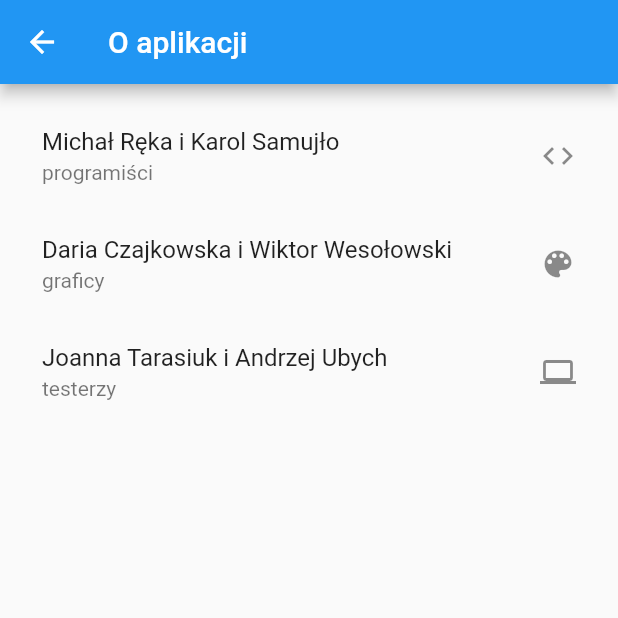
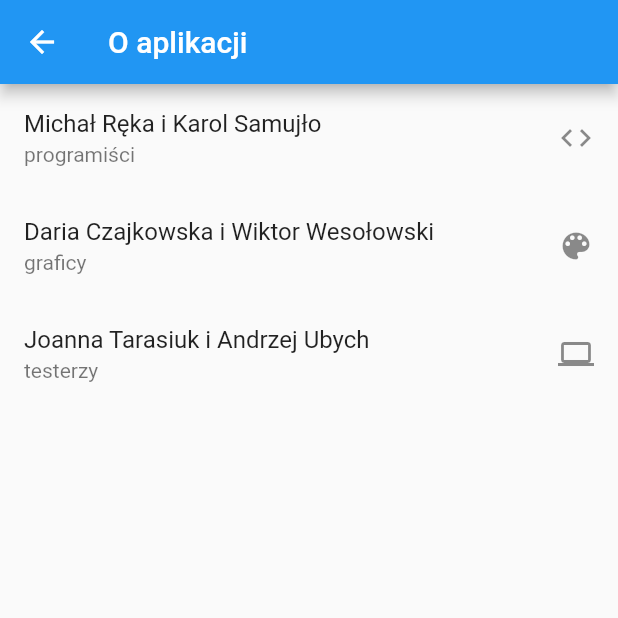
Before and after one commit to octokarol/league, a Flutter app: the screen it shows after launch, item 3 of the bottom bar chosen, after a tap on "O aplikacji", on a phone screen of 412 x 824 dp, the top half of it. Run offline on Flutter 3.47's test engine with Material 2 defaults, Android fonts, the phone set to English and light mode, and no system bars; our stand-ins replace font_awesome_flutter, shared_preferences; network calls fail.

Commit message:
better padding

```diff
--- a/lib/Screens/AboutScreen.dart
+++ b/lib/Screens/AboutScreen.dart
@@ -8,7 +8,6 @@ class AboutScreen extends StatelessWidget {
           title: Text("O aplikacji"),
         ),
         body: Container(
-          padding: EdgeInsets.all(12.0),
           child: Column(
             children: <Widget>[
               ListTile(
--- a/lib/TabBarTabs/Settings.dart
+++ b/lib/TabBarTabs/Settings.dart
@@ -10,16 +10,9 @@ class Settings extends StatelessWidget {
     final themeChange = Provider.of<DarkThemeProvider>(context);
 
     return Container(
-        padding: EdgeInsets.all(12.0),
         child: Column(
           children: <Widget>[
-            SwitchListTile(
-              value: themeChange.darkTheme,
-              title: Text("tryb nocny 🌙"),
-              onChanged: (value) {
-                themeChange.darkTheme = value;
-              },
-            ),
+
             ListTile(
               title: Text("O aplikacji"),
               trailing: Icon(Icons.arrow_forward),
@@ -28,7 +21,14 @@ class Settings extends StatelessWidget {
                 Navigator.push(context,
                     MaterialPageRoute(builder: (context) => AboutScreen()));
               },
-            )
+            ),
+            SwitchListTile(
+              value: themeChange.darkTheme,
+              title: Text("tryb nocny 🌙"),
+              onChanged: (value) {
+                themeChange.darkTheme = value;
+              },
+            ),
           ],
         ));
   }
```
